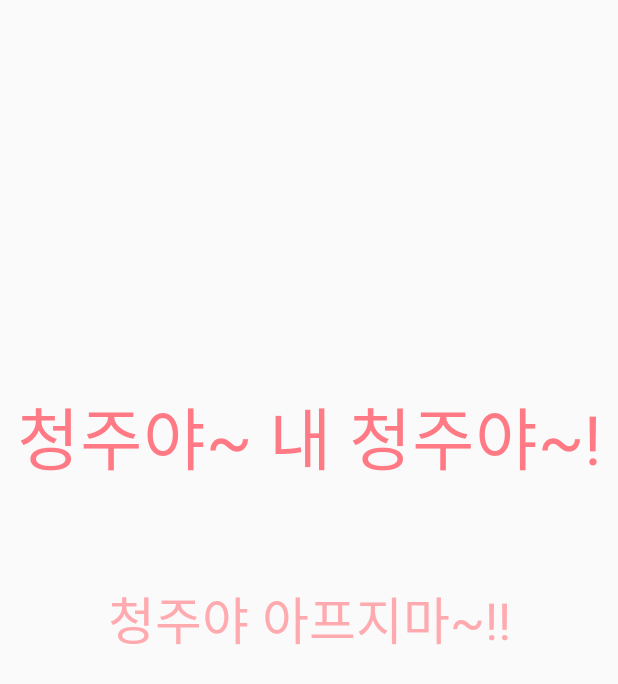
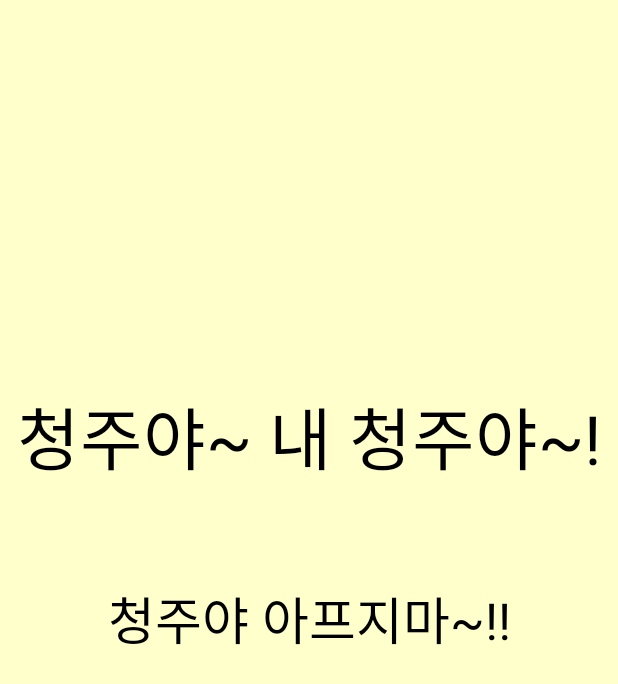
Before and after one commit to kekim98/SMU_4_DEMO, an Android app: the IntroActivity screen opened directly, with no data from a screen before it, on a phone screen of 412 x 824 dp. Shown: the top 684 px of the screen. Run offline under Robolectric (Android 15) with nearby library versions, the phone set to English and light mode, and no system bars.

```diff
--- a/app/src/main/java/example/com/smu_4_demo/IntroActivity.java
+++ b/app/src/main/java/example/com/smu_4_demo/IntroActivity.java
@@ -2,14 +2,17 @@ package example.com.smu_4_demo;
 
 import android.app.Activity;
 import android.content.Intent;
+import android.graphics.Color;
 import android.os.Bundle;
 import android.os.Handler;
+import android.support.constraint.ConstraintLayout;
 
 /**
  * Created by gold24park on 2016. 8. 17..
  */
 public class IntroActivity extends Activity {
     private Handler handler;
+    private ConstraintLayout mLayout;
 
     Runnable runnable = new Runnable() {
         @Override
@@ -26,6 +29,8 @@ public class IntroActivity extends Activity {
         super.onCreate(savedInstanceState);
         setContentView(R.layout.activity_intro);
 
+        mLayout = (ConstraintLayout) findViewById(R.id.mLayout);
+        mLayout.setBackgroundColor(Color.rgb(255,255,204));
         init();
 
         handler.postDelayed(runnable, 2000);
--- a/app/src/main/res/layout/activity_intro.xml
+++ b/app/src/main/res/layout/activity_intro.xml
@@ -2,6 +2,7 @@
 <android.support.constraint.ConstraintLayout xmlns:android="http://schemas.android.com/apk/res/android"
     xmlns:app="http://schemas.android.com/apk/res-auto"
     xmlns:tools="http://schemas.android.com/tools"
+    android:id="@+id/mLayout"
     android:layout_width="match_parent"
     android:layout_height="match_parent"
     tools:context="example.com.smu_4_demo.IntroActivity">
@@ -12,7 +13,7 @@
         android:layout_height="wrap_content"
         android:text="청주야~ 내 청주야~!"
         android:textAppearance="@style/TextAppearance.AppCompat.Display2"
-        android:textColor="@color/colorAccent"
+        android:textColor="@android:color/background_dark"
         app:layout_constraintBottom_toBottomOf="parent"
         app:layout_constraintLeft_toLeftOf="parent"
         app:layout_constraintRight_toRightOf="parent"
@@ -25,7 +26,7 @@
         android:layout_height="wrap_content"
         android:text="청주야 아프지마~!!"
         android:textAppearance="@style/TextAppearance.AppCompat.Display1"
-        android:textColor="@color/colorPrimaryDark"
+        android:textColor="@android:color/background_dark"
         app:layout_constraintBottom_toBottomOf="parent"
         app:layout_constraintLeft_toLeftOf="parent"
         app:layout_constraintRight_toRightOf="parent"
```
